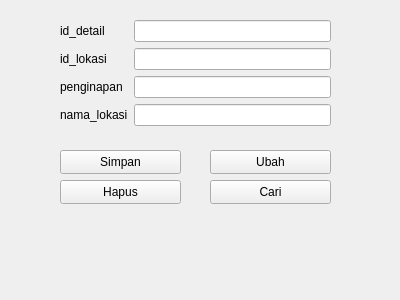
Before: the Qt Designer form formdetail.ui in Dibleday/Sistem_Informasi_Pariwisata, drawn with Qt 5.
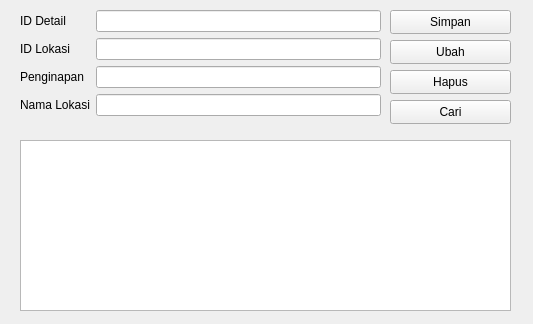
After: the same form once the commit is applied.

Patch:
```diff
--- a/formdetail.ui
+++ b/formdetail.ui
@@ -6,8 +6,8 @@
    <rect>
     <x>0</x>
     <y>0</y>
-    <width>400</width>
-    <height>300</height>
+    <width>533</width>
+    <height>324</height>
    </rect>
   </property>
   <property name="windowTitle">
@@ -16,9 +16,9 @@
   <widget class="QWidget" name="formLayoutWidget">
    <property name="geometry">
     <rect>
-     <x>60</x>
-     <y>20</y>
-     <width>271</width>
+     <x>20</x>
+     <y>10</y>
+     <width>361</width>
      <height>121</height>
     </rect>
    </property>
@@ -26,7 +26,7 @@
     <item row="0" column="0">
      <widget class="QLabel" name="id_detailLabel">
       <property name="text">
-       <string>id_detail</string>
+       <string>ID Detail</string>
       </property>
      </widget>
     </item>
@@ -36,7 +36,7 @@
     <item row="1" column="0">
      <widget class="QLabel" name="id_lokasiLabel">
       <property name="text">
-       <string>id_lokasi</string>
+       <string>ID Lokasi</string>
       </property>
      </widget>
     </item>
@@ -46,7 +46,7 @@
     <item row="2" column="0">
      <widget class="QLabel" name="penginapanLabel">
       <property name="text">
-       <string>penginapan</string>
+       <string>Penginapan</string>
       </property>
      </widget>
     </item>
@@ -56,7 +56,7 @@
     <item row="3" column="0">
      <widget class="QLabel" name="nama_lokasiLabel">
       <property name="text">
-       <string>nama_lokasi</string>
+       <string>Nama Lokasi</string>
       </property>
      </widget>
     </item>
@@ -68,8 +68,8 @@
   <widget class="QPushButton" name="pushButton">
    <property name="geometry">
     <rect>
-     <x>60</x>
-     <y>150</y>
+     <x>390</x>
+     <y>10</y>
      <width>121</width>
      <height>24</height>
     </rect>
@@ -81,8 +81,8 @@
   <widget class="QPushButton" name="pushButton_2">
    <property name="geometry">
     <rect>
-     <x>210</x>
-     <y>150</y>
+     <x>390</x>
+     <y>40</y>
      <width>121</width>
      <height>24</height>
     </rect>
@@ -94,8 +94,8 @@
   <widget class="QPushButton" name="pushButton_3">
    <property name="geometry">
     <rect>
-     <x>60</x>
-     <y>180</y>
+     <x>390</x>
+     <y>70</y>
      <width>121</width>
      <height>24</height>
     </rect>
@@ -107,8 +107,8 @@
   <widget class="QPushButton" name="pushButton_4">
    <property name="geometry">
     <rect>
-     <x>210</x>
-     <y>180</y>
+     <x>390</x>
+     <y>100</y>
      <width>121</width>
      <height>24</height>
     </rect>
@@ -117,6 +117,16 @@
     <string>Cari</string>
    </property>
   </widget>
+  <widget class="QTableView" name="tabledetail">
+   <property name="geometry">
+    <rect>
+     <x>20</x>
+     <y>140</y>
+     <width>491</width>
+     <height>171</height>
+    </rect>
+   </property>
+  </widget>
  </widget>
  <resources/>
  <connections/>
```
